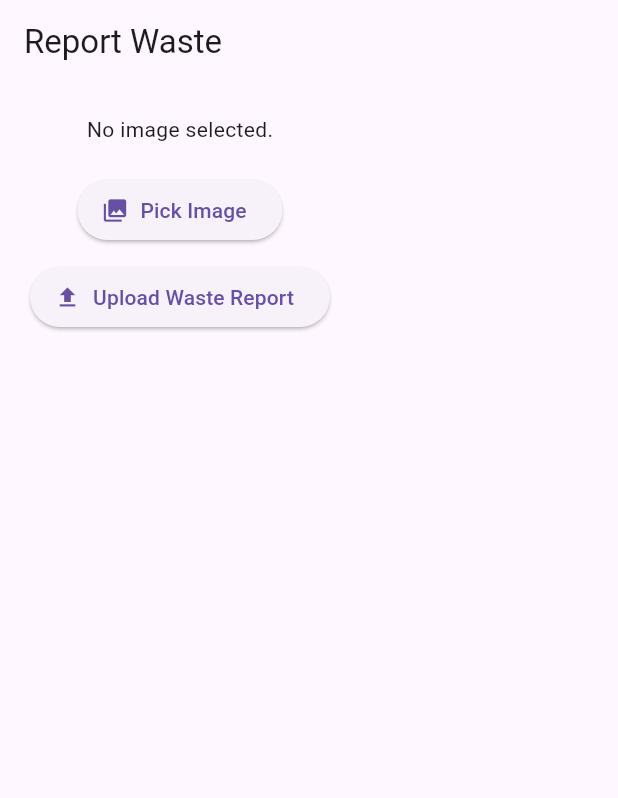
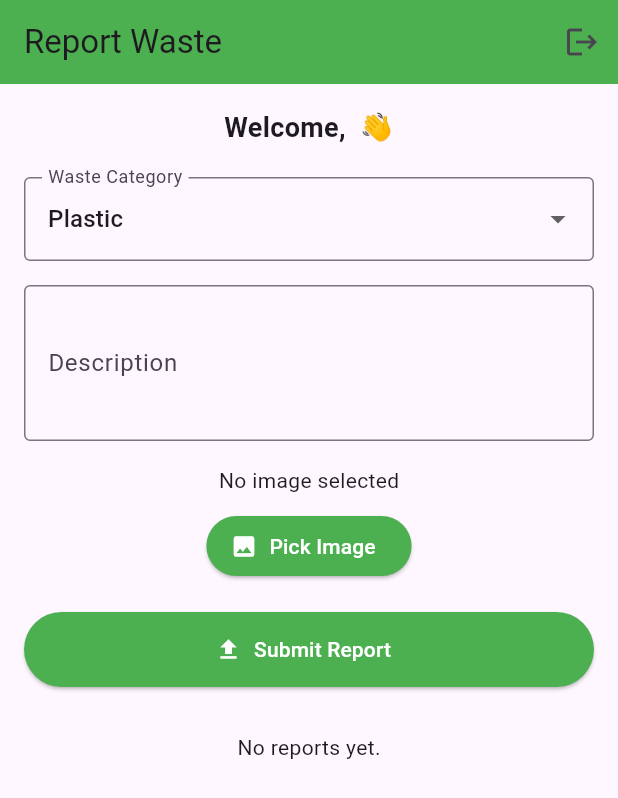
Before and after one commit to kadelite/ecoCollect, a Flutter app: the screen it shows once a user with an empty profile is signed in, after a tap on "Pick Image", on a phone screen of 412 x 824 dp. Shown: the top 798 px of the screen. Run offline on Flutter 3.47's test engine with Material 3 defaults, Android fonts, the phone set to English and light mode, and no system bars; our stand-ins replace cloud_firestore, firebase_auth, firebase_core, firebase_storage, image_picker; accounts and stored records are empty; network calls fail.

Commit message:
Project: UI fixes

```diff
--- a/ecocollect/lib/main.dart
+++ b/ecocollect/lib/main.dart
@@ -1,27 +1,24 @@
 import 'package:flutter/material.dart';
 import 'package:firebase_core/firebase_core.dart';
 import 'package:firebase_auth/firebase_auth.dart';
-import 'firebase_options.dart'; // 👈 Make sure this file exists in lib/
-import 'screens/waste_report_screen.dart'; // 👈 Your waste report screen
+import 'firebase_options.dart';
+import 'screens/waste_report_screen.dart';
 
 void main() async {
   WidgetsFlutterBinding.ensureInitialized();
-  await Firebase.initializeApp(
-    options: DefaultFirebaseOptions
-        .currentPlatform, // ✅ Uses your firebase_options.dart
-  );
-  runApp(const MyApp());
+  await Firebase.initializeApp(options: DefaultFirebaseOptions.currentPlatform);
+  runApp(const EcoCollectApp());
 }
 
-class MyApp extends StatelessWidget {
-  const MyApp({super.key});
+class EcoCollectApp extends StatelessWidget {
+  const EcoCollectApp({super.key});
 
   @override
   Widget build(BuildContext context) {
     return MaterialApp(
       title: 'EcoCollect',
       debugShowCheckedModeBanner: false,
-      theme: ThemeData(primarySwatch: Colors.green, useMaterial3: true),
+      theme: ThemeData(primarySwatch: Colors.green),
       home: const AuthGate(),
     );
   }
@@ -35,25 +32,26 @@ class AuthGate extends StatelessWidget {
     return StreamBuilder<User?>(
       stream: FirebaseAuth.instance.authStateChanges(),
       builder: (context, snapshot) {
-        // 🕓 Waiting for Firebase
+        // Loading indicator while Firebase checks the user state
         if (snapshot.connectionState == ConnectionState.waiting) {
           return const Scaffold(
             body: Center(child: CircularProgressIndicator()),
           );
         }
 
-        // 🔐 Not logged in — show auth screen
+        // If no user is signed in → show login/signup page
         if (!snapshot.hasData) {
           return const AuthScreen();
         }
 
-        // ✅ Logged in — show main app
+        // If user is signed in → go to waste reporting screen
         return WasteReportScreen(userId: snapshot.data!.uid);
       },
     );
   }
 }
 
+/// Basic login/signup page (minimal)
 class AuthScreen extends StatefulWidget {
   const AuthScreen({super.key});
 
@@ -64,19 +62,20 @@ class AuthScreen extends StatefulWidget {
 class _AuthScreenState extends State<AuthScreen> {
   final _emailController = TextEditingController();
   final _passwordController = TextEditingController();
-  bool isLogin = true;
-  bool _isLoading = false;
+  bool _isLogin = true;
+  bool _loading = false;
 
   Future<void> _authenticate() async {
-    setState(() => _isLoading = true);
+    setState(() => _loading = true);
     try {
-      if (isLogin) {
-        await FirebaseAuth.instance.signInWithEmailAndPassword(
+      final auth = FirebaseAuth.instance;
+      if (_isLogin) {
+        await auth.signInWithEmailAndPassword(
           email: _emailController.text.trim(),
           password: _passwordController.text.trim(),
         );
       } else {
-        await FirebaseAuth.instance.createUserWithEmailAndPassword(
+        await auth.createUserWithEmailAndPassword(
           email: _emailController.text.trim(),
           password: _passwordController.text.trim(),
         );
@@ -86,78 +85,52 @@ class _AuthScreenState extends State<AuthScreen> {
         SnackBar(content: Text(e.message ?? 'Authentication failed')),
       );
     } finally {
-      setState(() => _isLoading = false);
+      setState(() => _loading = false);
     }
   }
 
   @override
   Widget build(BuildContext context) {
     return Scaffold(
-      backgroundColor: Colors.green.shade50,
-      body: Center(
-        child: Card(
-          elevation: 6,
-          margin: const EdgeInsets.all(24),
-          shape: RoundedRectangleBorder(
-            borderRadius: BorderRadius.circular(20),
-          ),
-          child: Padding(
-            padding: const EdgeInsets.all(24.0),
-            child: SizedBox(
-              width: 350,
+      appBar: AppBar(title: Text(_isLogin ? 'Login' : 'Sign Up')),
+      body: Padding(
+        padding: const EdgeInsets.all(16),
         child: Column(
-                mainAxisSize: MainAxisSize.min,
+          mainAxisAlignment: MainAxisAlignment.center,
           children: [
-                  Text(
-                    isLogin ? 'Login' : 'Register',
-                    style: const TextStyle(
-                      fontSize: 26,
-                      fontWeight: FontWeight.bold,
-                      color: Colors.green,
-                    ),
-                  ),
-                  const SizedBox(height: 20),
             TextField(
               controller: _emailController,
               decoration: const InputDecoration(labelText: 'Email'),
             ),
-                  const SizedBox(height: 10),
+            const SizedBox(height: 8),
             TextField(
               controller: _passwordController,
               obscureText: true,
               decoration: const InputDecoration(labelText: 'Password'),
             ),
-                  const SizedBox(height: 20),
-                  _isLoading
-                      ? const CircularProgressIndicator()
-                      : ElevatedButton(
+            const SizedBox(height: 16),
+            if (_loading)
+              const CircularProgressIndicator()
+            else
+              ElevatedButton(
                 onPressed: _authenticate,
                 style: ElevatedButton.styleFrom(
-                            backgroundColor: Colors.green.shade600,
+                  backgroundColor: Colors.green,
                   foregroundColor: Colors.white,
-                            padding: const EdgeInsets.symmetric(
-                              horizontal: 40,
-                              vertical: 12,
                 ),
-                          ),
-                          child: Text(isLogin ? 'Login' : 'Register'),
+                child: Text(_isLogin ? 'Login' : 'Sign Up'),
               ),
             TextButton(
-                    onPressed: () {
-                      setState(() => isLogin = !isLogin);
-                    },
+              onPressed: () => setState(() => _isLogin = !_isLogin),
               child: Text(
-                      isLogin
-                          ? 'Create new account'
-                          : 'Already have an account? Login',
+                _isLogin
+                    ? "Don't have an account? Sign Up"
+                    : "Already have an account? Login",
               ),
             ),
           ],
         ),
       ),
-          ),
-        ),
-      ),
     );
   }
 }
--- a/ecocollect/lib/screens/waste_report_screen.dart
+++ b/ecocollect/lib/screens/waste_report_screen.dart
@@ -1,9 +1,9 @@
 import 'dart:io';
-import 'package:flutter/foundation.dart' show kIsWeb;
+import 'package:cloud_firestore/cloud_firestore.dart';
+import 'package:firebase_auth/firebase_auth.dart';
+import 'package:firebase_storage/firebase_storage.dart';
 import 'package:flutter/material.dart';
 import 'package:image_picker/image_picker.dart';
-import 'package:firebase_storage/firebase_storage.dart';
-import 'package:cloud_firestore/cloud_firestore.dart';
 
 class WasteReportScreen extends StatefulWidget {
   final String userId;
@@ -11,106 +11,218 @@ class WasteReportScreen extends StatefulWidget {
   const WasteReportScreen({super.key, required this.userId});
 
   @override
-  _WasteReportScreenState createState() => _WasteReportScreenState();
+  State<WasteReportScreen> createState() => _WasteReportScreenState();
 }
 
 class _WasteReportScreenState extends State<WasteReportScreen> {
-  XFile? _image;
-  final picker = ImagePicker();
+  final _formKey = GlobalKey<FormState>();
+  final _descriptionController = TextEditingController();
+  String _selectedCategory = 'Plastic';
+  File? _image;
   bool _isUploading = false;
 
-  // Replace with your app ID if needed
-  final String _appId = "eco_collect_app";
+  final _categories = ['Plastic', 'Paper', 'Metal', 'Glass', 'Organic'];
 
   Future<void> _pickImage() async {
-    final pickedFile = await picker.pickImage(source: ImageSource.gallery);
+    final pickedFile = await ImagePicker().pickImage(
+      source: ImageSource.gallery,
+      imageQuality: 80,
+    );
+
+    if (pickedFile != null) {
       setState(() {
-      _image = pickedFile;
+        _image = File(pickedFile.path);
       });
     }
+  }
 
-  Future<void> _uploadImage() async {
-    if (_image == null) return;
+  Future<void> _submitReport() async {
+    if (!_formKey.currentState!.validate() || _image == null) {
+      ScaffoldMessenger.of(context).showSnackBar(
+        const SnackBar(
+          content: Text('Please fill all fields and select an image'),
+        ),
+      );
+      return;
+    }
 
     setState(() => _isUploading = true);
 
     try {
-      final storageRef = FirebaseStorage.instance.ref().child(
-        'artifacts/$_appId/users/${widget.userId}/waste_reports/${DateTime.now().millisecondsSinceEpoch}.jpg',
-      );
+      // Upload image to Firebase Storage
+      final storageRef = FirebaseStorage.instance
+          .ref()
+          .child('waste_images')
+          .child('${DateTime.now().millisecondsSinceEpoch}.jpg');
 
-      UploadTask uploadTask;
+      await storageRef.putFile(_image!);
+      final imageUrl = await storageRef.getDownloadURL();
 
-      // Use different upload strategy for web and mobile
-      if (kIsWeb) {
-        // For web, use putData (read file as bytes)
-        final bytes = await _image!.readAsBytes();
-        uploadTask = storageRef.putData(bytes);
-      } else {
-        // For mobile/desktop, use File directly
-        uploadTask = storageRef.putFile(File(_image!.path));
-      }
-
-      final snapshot = await uploadTask;
-      final downloadUrl = await snapshot.ref.getDownloadURL();
-
-      // Save report metadata to Firestore
-      await FirebaseFirestore.instance
-          .collection('artifacts/$_appId/users/${widget.userId}/waste_reports')
-          .add({
-            'imageUrl': downloadUrl,
-            'createdAt': FieldValue.serverTimestamp(),
+      // Save report to Firestore
+      await FirebaseFirestore.instance.collection('waste_reports').add({
+        'userId': widget.userId,
+        'category': _selectedCategory,
+        'description': _descriptionController.text.trim(),
+        'imageUrl': imageUrl,
+        'timestamp': FieldValue.serverTimestamp(),
       });
 
       ScaffoldMessenger.of(context).showSnackBar(
-        const SnackBar(content: Text('Waste report uploaded successfully!')),
+        const SnackBar(content: Text('Report submitted successfully!')),
       );
 
       setState(() {
         _image = null;
-        _isUploading = false;
+        _descriptionController.clear();
       });
     } catch (e) {
-      setState(() => _isUploading = false);
       ScaffoldMessenger.of(
         context,
-      ).showSnackBar(SnackBar(content: Text('Error uploading image: $e')));
+      ).showSnackBar(SnackBar(content: Text('Error submitting report: $e')));
+    } finally {
+      setState(() => _isUploading = false);
     }
   }
 
-  Widget _buildPickedImage() {
-    if (_image == null) {
-      return const Text('No image selected.');
-    }
-
-    // ✅ Cross-platform rendering
-    return kIsWeb
-        ? Image.network(_image!.path, height: 200)
-        : Image.file(File(_image!.path), height: 200);
+  @override
+  void dispose() {
+    _descriptionController.dispose();
+    super.dispose();
   }
 
   @override
   Widget build(BuildContext context) {
+    final user = FirebaseAuth.instance.currentUser;
+
     return Scaffold(
-      appBar: AppBar(title: const Text("Report Waste")),
-      body: Padding(
-        padding: const EdgeInsets.all(20.0),
+      appBar: AppBar(
+        title: const Text('Report Waste'),
+        backgroundColor: Colors.green,
+        actions: [
+          IconButton(
+            onPressed: () async {
+              await FirebaseAuth.instance.signOut();
+            },
+            icon: const Icon(Icons.logout),
+          ),
+        ],
+      ),
+      body: SingleChildScrollView(
+        padding: const EdgeInsets.all(16),
         child: Column(
           children: [
-            _buildPickedImage(),
+            Text(
+              'Welcome, ${user?.email ?? "User"} 👋',
+              style: const TextStyle(fontSize: 18, fontWeight: FontWeight.bold),
+            ),
             const SizedBox(height: 20),
+            Form(
+              key: _formKey,
+              child: Column(
+                children: [
+                  // Waste category dropdown
+                  DropdownButtonFormField<String>(
+                    value: _selectedCategory,
+                    items: _categories
+                        .map(
+                          (cat) =>
+                              DropdownMenuItem(value: cat, child: Text(cat)),
+                        )
+                        .toList(),
+                    onChanged: (val) =>
+                        setState(() => _selectedCategory = val!),
+                    decoration: const InputDecoration(
+                      labelText: 'Waste Category',
+                      border: OutlineInputBorder(),
+                    ),
+                  ),
+                  const SizedBox(height: 16),
+
+                  // Description
+                  TextFormField(
+                    controller: _descriptionController,
+                    maxLines: 3,
+                    decoration: const InputDecoration(
+                      labelText: 'Description',
+                      border: OutlineInputBorder(),
+                    ),
+                    validator: (value) => value!.isEmpty
+                        ? 'Please enter a short description'
+                        : null,
+                  ),
+                  const SizedBox(height: 16),
+
+                  // Image picker
+                  _image != null
+                      ? Image.file(_image!, height: 200, fit: BoxFit.cover)
+                      : const Text('No image selected'),
+                  const SizedBox(height: 10),
                   ElevatedButton.icon(
                     onPressed: _pickImage,
-              icon: const Icon(Icons.photo_library),
+                    icon: const Icon(Icons.image),
                     label: const Text('Pick Image'),
+                    style: ElevatedButton.styleFrom(
+                      backgroundColor: Colors.green,
+                      foregroundColor: Colors.white,
                     ),
-            const SizedBox(height: 10),
-            ElevatedButton.icon(
-              onPressed: _isUploading ? null : _uploadImage,
+                  ),
+                  const SizedBox(height: 20),
+
+                  // Submit button
+                  _isUploading
+                      ? const CircularProgressIndicator()
+                      : ElevatedButton.icon(
+                          onPressed: _submitReport,
                           icon: const Icon(Icons.upload),
-              label: Text(
-                _isUploading ? 'Uploading...' : 'Upload Waste Report',
+                          label: const Text('Submit Report'),
+                          style: ElevatedButton.styleFrom(
+                            backgroundColor: Colors.green,
+                            foregroundColor: Colors.white,
+                            minimumSize: const Size(double.infinity, 50),
                           ),
+                        ),
+                ],
+              ),
+            ),
+            const SizedBox(height: 30),
+
+            // Display recent reports by user
+            StreamBuilder<QuerySnapshot>(
+              stream: FirebaseFirestore.instance
+                  .collection('waste_reports')
+                  .where('userId', isEqualTo: widget.userId)
+                  .orderBy('timestamp', descending: true)
+                  .snapshots(),
+              builder: (context, snapshot) {
+                if (snapshot.connectionState == ConnectionState.waiting) {
+                  return const CircularProgressIndicator();
+                }
+                if (!snapshot.hasData || snapshot.data!.docs.isEmpty) {
+                  return const Text('No reports yet.');
+                }
+
+                final reports = snapshot.data!.docs;
+                return ListView.builder(
+                  shrinkWrap: true,
+                  physics: const NeverScrollableScrollPhysics(),
+                  itemCount: reports.length,
+                  itemBuilder: (context, index) {
+                    final data = reports[index].data() as Map<String, dynamic>;
+                    return Card(
+                      margin: const EdgeInsets.symmetric(vertical: 8),
+                      child: ListTile(
+                        leading: Image.network(
+                          data['imageUrl'],
+                          width: 60,
+                          fit: BoxFit.cover,
+                        ),
+                        title: Text(data['category']),
+                        subtitle: Text(data['description']),
+                      ),
+                    );
+                  },
+                );
+              },
             ),
           ],
         ),
--- a/ecocollect/pubspec.yaml
+++ b/ecocollect/pubspec.yaml
@@ -5,7 +5,7 @@ publish_to: "none"
 version: 1.0.0+1
 
 environment:
-  sdk: ^3.9.2
+  sdk: ">=3.9.0 <4.0.0"
 
 dependencies:
   flutter:
```
Also changed, not shown: ecocollect/lib/screens/auth_screen.dart (added, +20 -0 lines), ecocollect/lib/screens/home_screen.dart (added, +34 -0 lines), ecocollect/lib/widgets/auth_form.dart (added, +122 -0 lines), ecocollect/pubspec.lock. Lines whose indentation alone changed are shown as unchanged.
